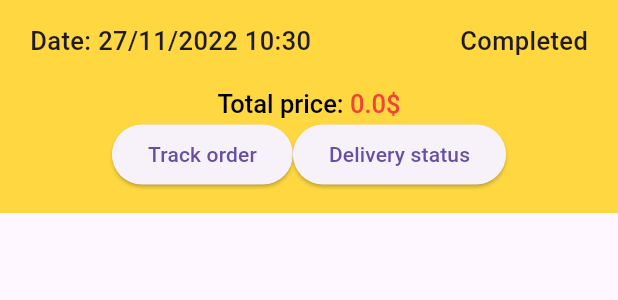
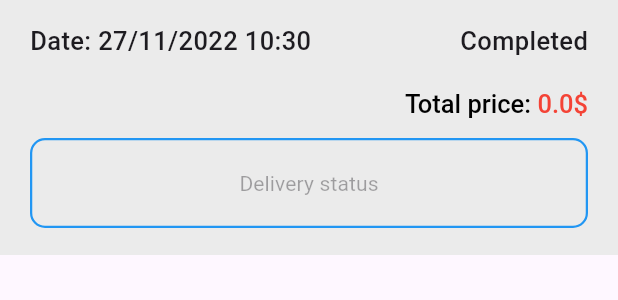
Before and after one commit to ZoeMeow1027/fashion-shop-flutter, a Flutter app: the HistoryItemWidget widget shown alone on an empty page, opened directly with empty values, on a phone screen of 412 x 824 dp. Shown: the top 300 px of the screen. Run offline on Flutter 3.47's test engine with Material 2 defaults, Android fonts, the phone set to English and light mode, and no system bars; our stand-ins replace cached_network_image, carousel_slider, flutter_rating_bar, shared_preferences; missing offline and left inert: dynamic_height_grid_view; accounts and stored records are empty; network calls fail.

Commit message:
Improve Your Purchase, however, not done yet

```diff
--- a/lib/screens/my_purchase/components/history_item_widget.dart
+++ b/lib/screens/my_purchase/components/history_item_widget.dart
@@ -5,16 +5,23 @@ import '../../../model/cart_history_item.dart';
 import 'product_list_widget.dart';
 
 class HistoryItemWidget extends StatelessWidget {
-  const HistoryItemWidget({super.key, required this.cartItem});
+  const HistoryItemWidget({
+    super.key,
+    required this.cartItem,
+    this.onClickTrackOrder,
+    this.onClickDeliveryStatus,
+  });
 
   final CartHistoryItem cartItem;
+  final Function()? onClickTrackOrder;
+  final Function()? onClickDeliveryStatus;
 
   @override
   Widget build(BuildContext context) {
     return Container(
       width: double.infinity,
       padding: const EdgeInsets.only(left: 20, right: 20, top: 15, bottom: 15),
-      color: Colors.amberAccent,
+      color: const Color.fromARGB(255, 235, 235, 235),
       child: SingleChildScrollView(
         child: Column(
           children: [
@@ -28,20 +35,27 @@ class HistoryItemWidget extends StatelessWidget {
             ),
             _price(
               totalPrice: cartItem.totalPrice,
+              padding: const EdgeInsets.only(bottom: 10),
             ),
-            Row(
-              crossAxisAlignment: CrossAxisAlignment.center,
-              mainAxisAlignment: MainAxisAlignment.center,
-              children: [
-                ElevatedButton(
-                  onPressed: () {},
-                  child: const Text("Track order"),
+            onClickTrackOrder != null
+                ? SizedBox(
+                    width: double.infinity,
+                    child: _customButton(
+                      onClick: onClickTrackOrder,
+                      backgroundColor: const Color.fromARGB(255, 127, 186, 34),
+                      textColor: Colors.white,
+                      padding: const EdgeInsets.only(top: 3, bottom: 3),
+                      text: "Track order",
                     ),
-                ElevatedButton(
-                  onPressed: () {},
-                  child: const Text("Delivery status"),
+                  )
+                : const Center(),
+            SizedBox(
+              width: double.infinity,
+              child: _customButton(
+                onClick: onClickDeliveryStatus,
+                padding: const EdgeInsets.only(top: 3, bottom: 3),
+                text: "Delivery status",
               ),
-              ],
             ),
           ],
         ),
@@ -77,8 +91,12 @@ class HistoryItemWidget extends StatelessWidget {
 
   Widget _price({
     required double totalPrice,
+    EdgeInsetsGeometry padding = const EdgeInsets.all(0),
   }) {
-    return RichText(
+    return Container(
+      alignment: Alignment.centerRight,
+      padding: padding,
+      child: RichText(
         text: TextSpan(
           children: [
             const TextSpan(
@@ -92,6 +110,37 @@ class HistoryItemWidget extends StatelessWidget {
           ],
           style: const TextStyle(fontSize: 17, fontWeight: FontWeight.w500),
         ),
+      ),
+    );
+  }
+
+  Widget _customButton({
+    required Function()? onClick,
+    required String text,
+    Color? backgroundColor,
+    Color? textColor,
+    EdgeInsetsGeometry padding = const EdgeInsets.all(0),
+  }) {
+    return Padding(
+      padding: padding,
+      child: TextButton(
+        style: TextButton.styleFrom(
+          backgroundColor: backgroundColor,
+          padding: const EdgeInsets.symmetric(horizontal: 30.0, vertical: 20.0),
+          shape: RoundedRectangleBorder(
+            borderRadius: BorderRadius.circular(10),
+            side: BorderSide(
+              color: backgroundColor ?? Colors.blue,
+              width: 1.5,
+            ),
+          ),
+        ),
+        onPressed: onClick,
+        child: Text(
+          text,
+          style: TextStyle(color: textColor, fontWeight: FontWeight.w400),
+        ),
+      ),
     );
   }
 }
--- a/lib/screens/my_purchase/my_purchase_view.dart
+++ b/lib/screens/my_purchase/my_purchase_view.dart
@@ -27,7 +27,7 @@ class _MyPurchaseViewState extends State<MyPurchaseView> {
       setState(() {});
     });
     _viewModel.getCartHistory(onDone: () {
-      showSnackbarMessage(context: context, msg: "Done!");
+      setState(() {});
     });
   }
 
@@ -37,6 +37,7 @@ class _MyPurchaseViewState extends State<MyPurchaseView> {
       appBar: AppBar(
         title: const Text("Your Purchase"),
       ),
+      backgroundColor: Colors.white,
       body: Column(
         children: List.generate(
           _viewModel.cartHistoryList.length,
@@ -46,7 +47,15 @@ class _MyPurchaseViewState extends State<MyPurchaseView> {
               child: ClipRRect(
                 borderRadius: const BorderRadius.all(Radius.circular(10)),
                 child: HistoryItemWidget(
-                    cartItem: _viewModel.cartHistoryList[index]),
+                  cartItem: _viewModel.cartHistoryList[index],
+                  onClickDeliveryStatus: () {
+                    showSnackbarMessage(
+                      context: context,
+                      msg:
+                          "Clicked ID: ${_viewModel.cartHistoryList[index].id}",
+                    );
+                  },
+                ),
               ),
             );
           },
```
Lines whose indentation alone changed are shown as unchanged.
